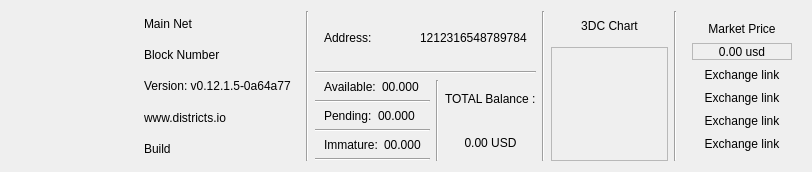
The window that src/qt/topinfoarea.ui (thaodv/3dcoin) describes before a commit, drawn with Qt 5.
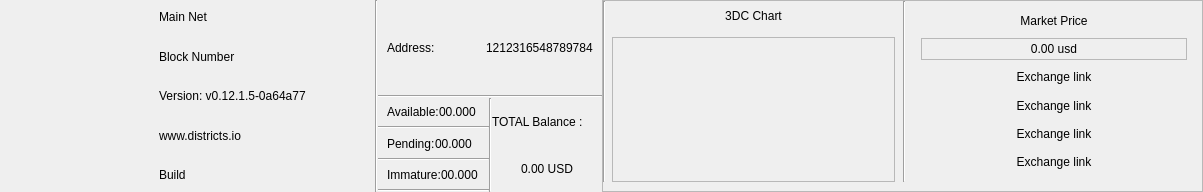
The same window after the commit. Icons and pictures are not drawn.

Commit message: Nibedit:Removed Spacer and charts hidden.

Diff of the .ui file:
```diff
--- a/src/qt/topinfoarea.ui
+++ b/src/qt/topinfoarea.ui
@@ -6,8 +6,8 @@
    <rect>
     <x>0</x>
     <y>0</y>
-    <width>812</width>
-    <height>172</height>
+    <width>1203</width>
+    <height>192</height>
    </rect>
   </property>
   <property name="windowTitle">
@@ -17,6 +17,21 @@
    <string notr="true"/>
   </property>
   <layout class="QHBoxLayout" name="horizontalLayout_7">
+   <property name="spacing">
+    <number>0</number>
+   </property>
+   <property name="leftMargin">
+    <number>0</number>
+   </property>
+   <property name="topMargin">
+    <number>0</number>
+   </property>
+   <property name="rightMargin">
+    <number>0</number>
+   </property>
+   <property name="bottomMargin">
+    <number>0</number>
+   </property>
    <item>
     <layout class="QHBoxLayout" name="horizontalLayout_6">
      <item>
@@ -263,6 +278,32 @@
        </item>
       </layout>
      </item>
+    </layout>
+   </item>
+   <item>
+    <widget class="QFrame" name="frameChartMarket">
+     <property name="frameShape">
+      <enum>QFrame::StyledPanel</enum>
+     </property>
+     <property name="frameShadow">
+      <enum>QFrame::Raised</enum>
+     </property>
+     <layout class="QHBoxLayout" name="horizontalLayout_8">
+      <property name="spacing">
+       <number>6</number>
+      </property>
+      <property name="leftMargin">
+       <number>0</number>
+      </property>
+      <property name="topMargin">
+       <number>0</number>
+      </property>
+      <property name="rightMargin">
+       <number>6</number>
+      </property>
+      <property name="bottomMargin">
+       <number>9</number>
+      </property>
      <item>
       <widget class="Line" name="line_6">
        <property name="orientation">
@@ -272,6 +313,15 @@
      </item>
      <item>
       <layout class="QVBoxLayout" name="verticalLayout_6">
+        <property name="spacing">
+         <number>6</number>
+        </property>
+        <property name="leftMargin">
+         <number>0</number>
+        </property>
+        <property name="rightMargin">
+         <number>2</number>
+        </property>
        <item>
         <widget class="QLabel" name="label_17">
          <property name="maximumSize">
@@ -292,7 +342,7 @@
         <widget class="QFrame" name="frame">
          <property name="minimumSize">
           <size>
-           <width>50</width>
+            <width>150</width>
            <height>50</height>
           </size>
          </property>
@@ -329,6 +379,12 @@
        </property>
        <item>
         <widget class="QLabel" name="label_18">
+          <property name="minimumSize">
+           <size>
+            <width>150</width>
+            <height>0</height>
+           </size>
+          </property>
          <property name="text">
           <string>Market Price</string>
          </property>
@@ -393,6 +449,7 @@
       </layout>
      </item>
     </layout>
+    </widget>
    </item>
   </layout>
  </widget>
```
Left out of the diff: 12 changed lines with no effect on the pictures. Lines whose indentation alone changed are shown as unchanged. The commit also changes 5 other files.
